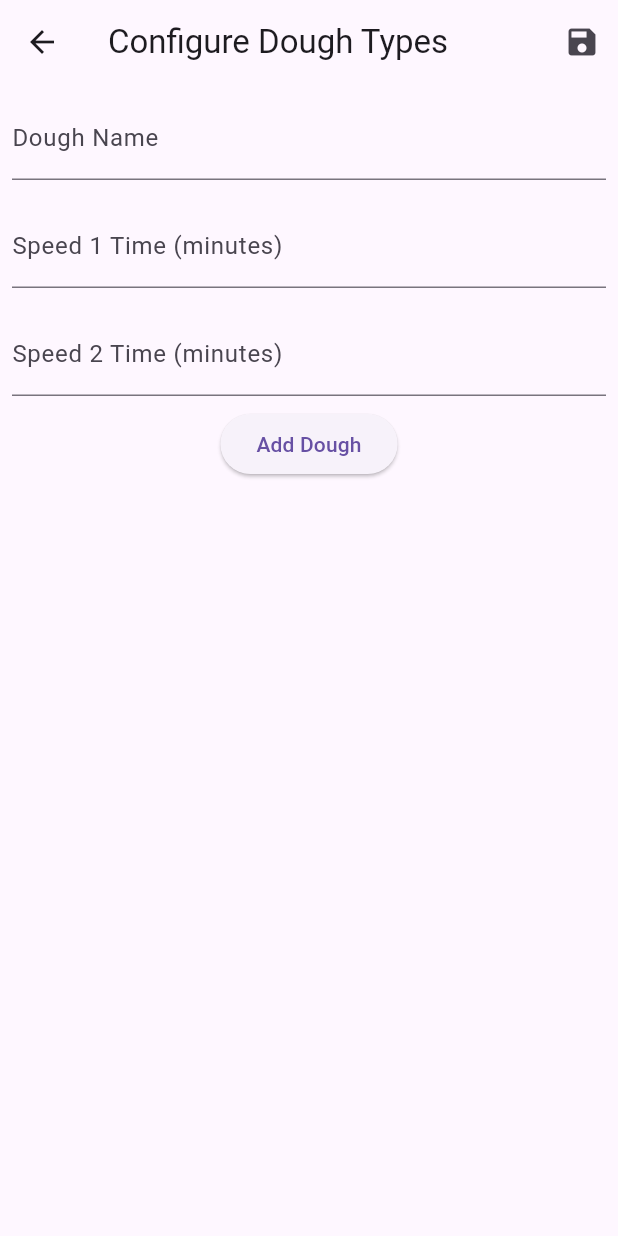
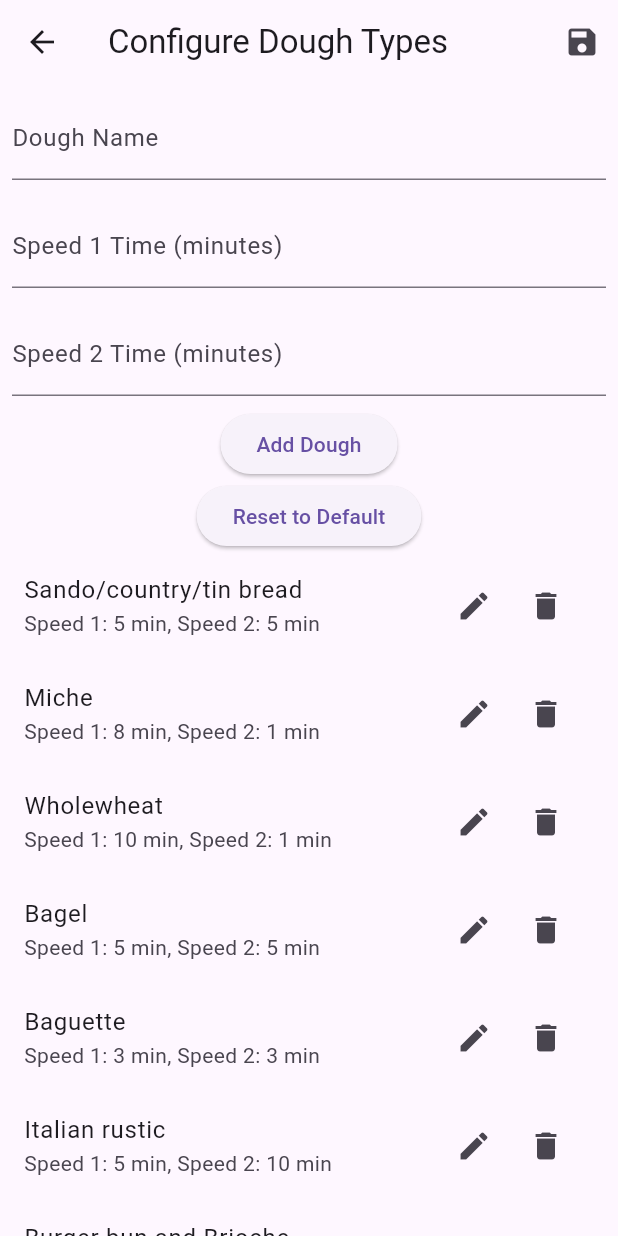
Before and after one commit to thiagopires00/Baker_Timer, a Flutter app: the screen it shows after launch, after a tap on "Configure Dough Types", on a phone screen of 412 x 824 dp. Run offline on Flutter 3.47's test engine with Material 3 defaults, Android fonts, the light colour scheme and no system bars; our stand-ins replace just_audio, shared_preferences; missing offline and left inert: audio_session.

Commit message:
Committing the latest changes before merging

```diff
--- a/lib/configure_screen.dart
+++ b/lib/configure_screen.dart
@@ -17,6 +17,17 @@ class ConfigureScreen extends StatefulWidget {
 
 class _ConfigureScreenState extends State<ConfigureScreen> {
   List<Dough> doughList = [];
+  final List<Dough> defaultDoughs = [
+    Dough(name: 'Sando/country/tin bread', speed1Time: 300, speed2Time: 300),
+    Dough(name: 'Miche', speed1Time: 480, speed2Time: 60),
+    Dough(name: 'Wholewheat', speed1Time: 600, speed2Time: 60),
+    Dough(name: 'Bagel', speed1Time: 300, speed2Time: 300),
+    Dough(name: 'Baguette', speed1Time: 180, speed2Time: 180),
+    Dough(name: 'Italian rustic', speed1Time: 300, speed2Time: 600),
+    Dough(name: 'Burger bun and Brioche', speed1Time: 300, speed2Time: 600),
+    Dough(name: 'Croissant and cinnamon scrolls', speed1Time: 300, speed2Time: 480),
+    Dough(name: '100 % rye', speed1Time: 300, speed2Time: 360),
+  ];
 
   TextEditingController nameController = TextEditingController();
   TextEditingController speed1Controller = TextEditingController();
@@ -25,23 +36,7 @@ class _ConfigureScreenState extends State<ConfigureScreen> {
   @override
   void initState() {
     super.initState();
-    _loadDoughList(); // Load saved doughs when screen initializes
-  }
-
-  // Load saved dough data from SharedPreferences
-  Future<void> _loadDoughList() async {
-    SharedPreferences prefs = await SharedPreferences.getInstance();
-    String? doughData = prefs.getString('doughList');
-
-    if (doughData != null) {
-      List<dynamic> jsonList = jsonDecode(doughData);
-      setState(() {
-        doughList = jsonList.map((item) => Dough.fromJson(item)).toList();
-      });
-      print('Dough List Loaded: $doughData');  // Debugging line
-    } else {
-      print('No dough list found in SharedPreferences');
-    }
+    doughList = widget.doughList; // Initialize with the passed dough list
   }
 
   // Save dough data to SharedPreferences
@@ -49,7 +44,7 @@ class _ConfigureScreenState extends State<ConfigureScreen> {
     SharedPreferences prefs = await SharedPreferences.getInstance();
     String jsonList = jsonEncode(doughList.map((dough) => dough.toJson()).toList());
     await prefs.setString('doughList', jsonList);
-    print('Dough List Saved: $jsonList');  // Debugging line
+    print('Dough List Saved: $jsonList'); // Debugging line
   }
 
   // Add a new dough or update existing
@@ -58,8 +53,8 @@ class _ConfigureScreenState extends State<ConfigureScreen> {
       setState(() {
         final newDough = Dough(
           name: nameController.text,
-          speed1Time: int.parse(speed1Controller.text) * 60,  // Convert minutes to seconds
-          speed2Time: int.parse(speed2Controller.text) * 60,  // Convert minutes to seconds
+          speed1Time: int.parse(speed1Controller.text) * 60, // Convert minutes to seconds
+          speed2Time: int.parse(speed2Controller.text) * 60, // Convert minutes to seconds
         );
 
         if (index != null) {
@@ -87,8 +82,8 @@ class _ConfigureScreenState extends State<ConfigureScreen> {
   void editDough(int index) {
     setState(() {
       nameController.text = doughList[index].name;
-      speed1Controller.text = (doughList[index].speed1Time ~/ 60).toString();  // Convert seconds to minutes
-      speed2Controller.text = (doughList[index].speed2Time ~/ 60).toString();  // Convert seconds to minutes
+      speed1Controller.text = (doughList[index].speed1Time ~/ 60).toString(); // Convert seconds to minutes
+      speed2Controller.text = (doughList[index].speed2Time ~/ 60).toString(); // Convert seconds to minutes
     });
   }
 
@@ -98,6 +93,14 @@ class _ConfigureScreenState extends State<ConfigureScreen> {
       doughList.removeAt(index);
     });
     _saveDoughList(); // Save the updated list after deletion
+  }
+
+  // Reset to default doughs
+  void resetToDefault() {
+    setState(() {
+      doughList = List.from(defaultDoughs);
+    });
+    _saveDoughList(); // Save the reset list
   }
 
   @override
@@ -144,6 +147,10 @@ class _ConfigureScreenState extends State<ConfigureScreen> {
             onPressed: () => addOrUpdateDough(), // Add new dough
             child: const Text('Add Dough'),
           ),
+          ElevatedButton(
+            onPressed: () => resetToDefault(), // Reset to default doughs
+            child: const Text('Reset to Default'),
+          ),
           Expanded(
             child: ListView.builder(
               itemCount: doughList.length,
--- a/lib/main.dart
+++ b/lib/main.dart
@@ -18,6 +18,17 @@ class DoughTimerApp extends StatefulWidget {
 
 class _DoughTimerAppState extends State<DoughTimerApp> {
   List<Dough> doughList = [];
+  final List<Dough> defaultDoughs = [
+    Dough(name: 'Sando/country/tin bread', speed1Time: 300, speed2Time: 300),
+    Dough(name: 'Miche', speed1Time: 480, speed2Time: 60),
+    Dough(name: 'Wholewheat', speed1Time: 600, speed2Time: 60),
+    Dough(name: 'Bagel', speed1Time: 300, speed2Time: 300),
+    Dough(name: 'Baguette', speed1Time: 180, speed2Time: 180),
+    Dough(name: 'Italian rustic', speed1Time: 300, speed2Time: 600),
+    Dough(name: 'Burger bun and Brioche', speed1Time: 300, speed2Time: 600),
+    Dough(name: 'Croissant and cinnamon scrolls', speed1Time: 300, speed2Time: 480),
+    Dough(name: '100 % rye', speed1Time: 300, speed2Time: 360),
+  ];
 
   @override
   void initState() {
@@ -35,6 +46,12 @@ class _DoughTimerAppState extends State<DoughTimerApp> {
       setState(() {
         doughList = jsonList.map((item) => Dough.fromJson(item)).toList();
       });
+    } else {
+      // Save default doughs if no data is found
+      setState(() {
+        doughList = List.from(defaultDoughs);
+      });
+      await _saveDoughList(doughList);
     }
   }
 
@@ -51,12 +68,13 @@ class _DoughTimerAppState extends State<DoughTimerApp> {
   @override
   Widget build(BuildContext context) {
     return MaterialApp(
-      home: Scaffold(
+      home: Builder( // Use Builder to create a new context for Navigator
+        builder: (context) {
+          return Scaffold(
             appBar: AppBar(
               title: const Text('Dough Timer App'),
             ),
-        body: Builder(
-          builder: (context) => Center(
+            body: Center(
               child: Column(
                 mainAxisAlignment: MainAxisAlignment.center,
                 children: [
@@ -98,7 +116,8 @@ class _DoughTimerAppState extends State<DoughTimerApp> {
                 ],
               ),
             ),
-        ),
+          );
+        },
       ),
     );
   }
```
Lines whose indentation alone changed are shown as unchanged.
